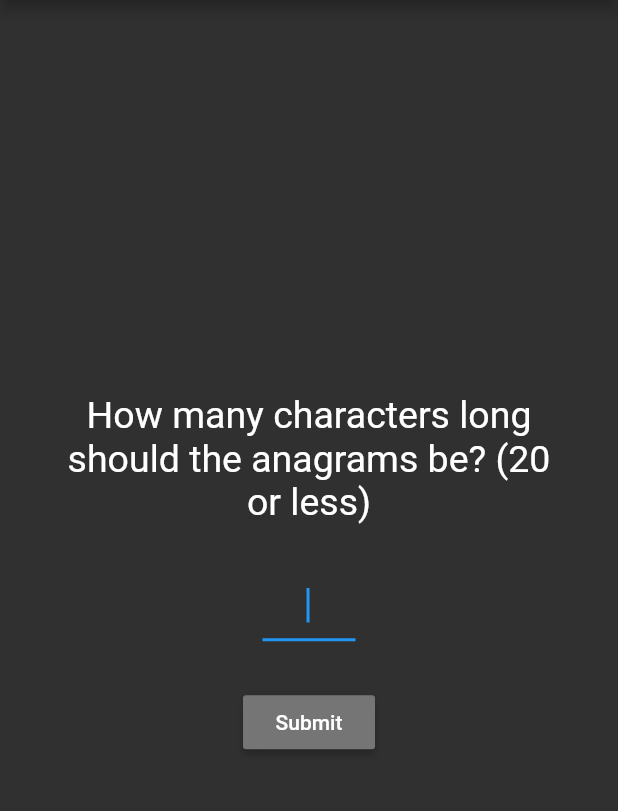
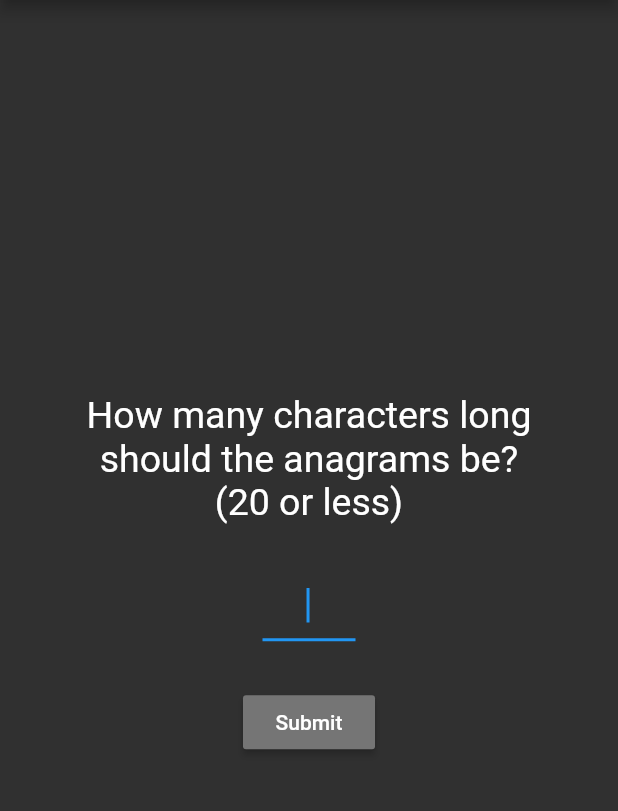
Before and after one commit to tevanc14/Anagrammatic, a Flutter app: the screen it shows after launch, after a tap on "Submit", on a phone screen of 412 x 824 dp, the part 84-895 px from its top. Run offline on Flutter 3.47's test engine with Material 2 defaults, Android fonts, the phone set to English and light mode, and no system bars; network calls fail.

Commit message:
0.7.1 - Changed color of splash screens, moved app into own file, formatted length input text

```diff
--- /dev/null
+++ b/lib/anagrammatic_app.dart
@@ -0,0 +1,16 @@
+import 'package:anagrammatic/form/character_input.dart';
+import 'package:flutter/material.dart';
+import 'package:flutter/services.dart';
+
+class AnagrammaticApp extends StatelessWidget {
+  @override
+  Widget build(BuildContext context) {
+    return new MaterialApp(
+      theme: new ThemeData(
+        brightness: Brightness.dark,
+        primaryColor: Colors.blueGrey[600],
+        accentColor: Colors.grey[600]),
+      home: new CharacterInput(),
+    );
+  }
+}
--- a/lib/form/length_input.dart
+++ b/lib/form/length_input.dart
@@ -34,7 +34,7 @@ class LengthInputState extends State<LengthInput> {
               Padding(
                 padding: const EdgeInsets.symmetric(horizontal: 40.0),
                 child: new Text(
-                  'How many characters long should the anagrams be? (20 or less)',
+                  'How many characters long should the anagrams be?\n(20 or less)',
                   textAlign: TextAlign.center,
                   style: TextStyle(
                     fontSize: 25.0,
--- a/lib/main.dart
+++ b/lib/main.dart
@@ -1,23 +1,8 @@
-import 'package:anagrammatic/form/character_input.dart';
+import 'package:anagrammatic/anagrammatic_app.dart';
 import 'package:flutter/material.dart';
-import 'package:flutter/services.dart';
 
 void main() => runApp(AnagrammaticApp());
 
-class AnagrammaticApp extends StatelessWidget {
-  @override
-  Widget build(BuildContext context) {
-    return new MaterialApp(
-      theme: new ThemeData(
-          brightness: Brightness.dark,
-          primaryColor: Colors.blueGrey[600],
-          accentColor: Colors.grey[600]),
-      home: new CharacterInput(),
-    );
-  }
-}
-
 // card size when anagram size is small
 // make colors not ugly
-// Check if length is empty
 // splashscreen (https://flutter.io/docs/development/ui/assets-and-images)
--- a/pubspec.yaml
+++ b/pubspec.yaml
@@ -7,7 +7,7 @@ description: Generate appropriate anagrams for given characters and length
 # Both the version and the builder number may be overridden in flutter
 # build by specifying --build-name and --build-number, respectively.
 # Read more about versioning at semver.org.
-version: 0.7.0
+version: 0.7.1
 
 environment:
   sdk: ">=2.0.0-dev.68.0 <3.0.0"
```
Also changed, not shown: 2 other files.
